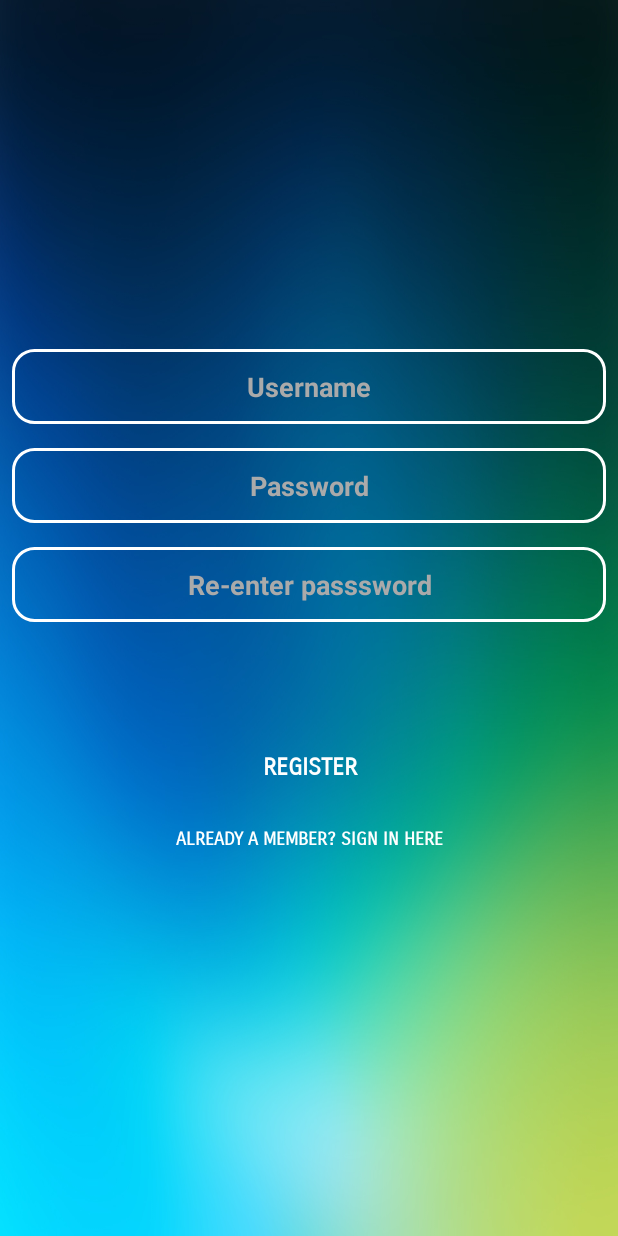
After one commit to AlphaMikeFoxtrot/ProjectAlpha, an Android app: the RegisterActivity screen opened directly, with no data from a screen before it, on a phone screen of 412 x 824 dp. The commit adds this screen. Run offline under Robolectric (Android 15) with nearby library versions, the phone set to English and light mode, and no system bars.

Commit message:
added RegisterActivity

```diff
--- a/AlphaOne/app/src/main/AndroidManifest.xml
+++ b/AlphaOne/app/src/main/AndroidManifest.xml
@@ -2,7 +2,7 @@
 <manifest xmlns:android="http://schemas.android.com/apk/res/android"
     package="com.anonymous.library">
 
-    <uses-permission android:name="android.permission.INTERNET"></uses-permission>
+    <uses-permission android:name="android.permission.INTERNET" />
 
     <application
         android:allowBackup="true"
@@ -11,13 +11,14 @@
         android:roundIcon="@mipmap/ic_launcher_round"
         android:supportsRtl="true"
         android:theme="@style/AppTheme">
-        <activity android:name=".MainActivity">
+        <activity android:name=".LoginActivity">
             <intent-filter>
                 <action android:name="android.intent.action.MAIN" />
 
                 <category android:name="android.intent.category.LAUNCHER" />
             </intent-filter>
         </activity>
+        <activity android:name=".RegisterActivity"></activity>
     </application>
 
 </manifest>
--- a/AlphaOne/app/src/main/java/com/anonymous/library/MainActivity.java
+++ b/AlphaOne/app/src/main/java/com/anonymous/library/LoginActivity.java
@@ -1,6 +1,7 @@
 package com.anonymous.library;
 
 import android.app.ProgressDialog;
+import android.content.Intent;
 import android.os.AsyncTask;
 import android.support.v7.app.AppCompatActivity;
 import android.os.Bundle;
@@ -20,7 +21,7 @@ import java.net.MalformedURLException;
 import java.net.URL;
 import java.net.URLEncoder;
 
-public class MainActivity extends AppCompatActivity {
+public class LoginActivity extends AppCompatActivity {
 
     Button mLogin, mRegister;
     EditText mUsername, mPassword;
@@ -29,7 +30,7 @@ public class MainActivity extends AppCompatActivity {
     @Override
     protected void onCreate(Bundle savedInstanceState) {
         super.onCreate(savedInstanceState);
-        setContentView(R.layout.activity_main);
+        setContentView(R.layout.activity_login);
 
         mLogin = findViewById(R.id.login_button);
         mRegister = findViewById(R.id.register_button);
@@ -41,6 +42,15 @@ public class MainActivity extends AppCompatActivity {
             @Override
             public void onClick(View view) {
                 login(mUsername.getText().toString(), mPassword.getText().toString());
+            }
+        });
+
+        mRegister.setOnClickListener(new View.OnClickListener() {
+            @Override
+            public void onClick(View view) {
+                Intent toRegister = new Intent(LoginActivity.this, RegisterActivity.class);
+                toRegister.setFlags(Intent.FLAG_ACTIVITY_NEW_TASK);
+                startActivity(toRegister);
             }
         });
     }
@@ -55,7 +65,7 @@ public class MainActivity extends AppCompatActivity {
 
         @Override
         protected void onPreExecute() {
-            loginProgressDialog = new ProgressDialog(MainActivity.this);
+            loginProgressDialog = new ProgressDialog(LoginActivity.this);
             loginProgressDialog.setMessage("authenticating...");
             loginProgressDialog.show();
         }
@@ -84,10 +94,12 @@ public class MainActivity extends AppCompatActivity {
 
                 bufferedWriter = new BufferedWriter(outputStreamWriter);
 
-                String data = URLEncoder.encode("username", "UTF-8") +"="+ URLEncoder.encode(username, "UTF-8") +"&"+
-                        URLEncoder.encode("password", "UTF-8") +"="+ URLEncoder.encode(password, "UTF-8");
+                String data = URLEncoder.encode("username", "UTF-8") +"="+ URLEncoder.encode(username.toLowerCase(), "UTF-8") +"&"+
+                        URLEncoder.encode("password", "UTF-8") +"="+ URLEncoder.encode(password.toLowerCase(), "UTF-8");
 
                 bufferedWriter.write(data);
+                bufferedWriter.flush();
+                bufferedWriter.close();
 
                 bufferedReader = new BufferedReader(new InputStreamReader(httpURLConnection.getInputStream()));
 
@@ -138,7 +150,7 @@ public class MainActivity extends AppCompatActivity {
 //                Toast.makeText(MainActivity.this, "LOGGED IN", Toast.LENGTH_SHORT).show();
 //
 //            }
-            Toast.makeText(MainActivity.this, "" + s, Toast.LENGTH_SHORT).show();
+            Toast.makeText(LoginActivity.this, "" + s, Toast.LENGTH_SHORT).show();
         }
     }
 }
--- /dev/null
+++ b/AlphaOne/app/src/main/java/com/anonymous/library/RegisterActivity.java
@@ -0,0 +1,53 @@
+package com.anonymous.library;
+
+import android.app.ProgressDialog;
+import android.content.Intent;
+import android.support.v7.app.AppCompatActivity;
+import android.os.Bundle;
+import android.view.View;
+import android.widget.Button;
+import android.widget.EditText;
+
+public class RegisterActivity extends AppCompatActivity {
+
+    Button mRegister, mSignIn;
+    EditText mNewUsername, mNewPassword, mNewPasswordConfirm;
+    ProgressDialog registerProgressDialog;
+
+    @Override
+    protected void onCreate(Bundle savedInstanceState) {
+        super.onCreate(savedInstanceState);
+        setContentView(R.layout.activity_register);
+
+        mRegister = findViewById(R.id.register_button);
+        mSignIn = findViewById(R.id.sign_in_button);
+
+        mNewUsername = findViewById(R.id.register_username);
+        mNewPassword = findViewById(R.id.register_password);
+        mNewPasswordConfirm = findViewById(R.id.register_password_confirmation);
+
+        mRegister.setOnClickListener(new View.OnClickListener() {
+            @Override
+            public void onClick(View view) {
+                if(mNewPassword.getText().toString().equals(mNewPasswordConfirm.getText().toString())){
+                    register(mNewUsername.getText().toString(), mNewPassword.getText().toString());
+                }
+            }
+        });
+
+        mSignIn.setOnClickListener(new View.OnClickListener() {
+            @Override
+            public void onClick(View view) {
+                Intent toSignIn = new Intent(RegisterActivity.this, LoginActivity.class);
+                toSignIn.setFlags(Intent.FLAG_ACTIVITY_NEW_TASK);
+                startActivity(toSignIn);
+            }
+        });
+    }
+
+    private void register(String newUsername, String newPassword) {
+
+
+
+    }
+}
--- a/AlphaOne/app/src/main/res/layout/activity_main.xml
+++ b/AlphaOne/app/src/main/res/layout/activity_login.xml
@@ -8,7 +8,7 @@
     android:orientation="vertical"
     android:background="@drawable/login_background"
     android:gravity="center"
-    tools:context="com.anonymous.library.MainActivity">
+    tools:context="com.anonymous.library.LoginActivity">
 
     <ImageView
         android:layout_width="300px"
--- /dev/null
+++ b/AlphaOne/app/src/main/res/layout/activity_register.xml
@@ -0,0 +1,126 @@
+<?xml version="1.0" encoding="utf-8"?>
+<LinearLayout
+    xmlns:android="http://schemas.android.com/apk/res/android"
+    xmlns:app="http://schemas.android.com/apk/res-auto"
+    xmlns:tools="http://schemas.android.com/tools"
+    android:layout_width="match_parent"
+    android:layout_height="match_parent"
+    android:orientation="vertical"
+    android:layout_gravity="center"
+    android:gravity="center"
+    android:background="@drawable/login_background"
+    tools:context="com.anonymous.library.RegisterActivity">
+
+    <LinearLayout
+        android:layout_width="match_parent"
+        android:layout_height="wrap_content"
+        android:orientation="vertical"
+        android:layout_gravity="center">
+
+        <EditText
+            android:layout_width="match_parent"
+            android:layout_height="0dp"
+            android:layout_weight="1"
+            android:id="@+id/register_username"
+            android:textSize="18sp"
+            android:layout_margin="8dp"
+            android:background="@drawable/round_et"
+            android:padding="4dp"
+            android:layout_gravity="center"
+            android:gravity="center"
+            style="@style/Base.V12.Widget.AppCompat.EditText"
+            android:textColor="@android:color/white"
+            android:hint="Username"
+            android:inputType="textWebEditText"
+            android:textColorHint="@android:color/darker_gray"
+            android:textStyle="bold"/>
+
+        <EditText
+            android:id="@+id/register_password"
+            android:layout_margin="8dp"
+            android:background="@drawable/round_et"
+            android:padding="4dp"
+            android:layout_width="match_parent"
+            android:layout_height="0dp"
+            android:layout_weight="1"
+            android:layout_gravity="center"
+            android:textSize="18sp"
+            android:gravity="center"
+            android:inputType="textPassword"
+            style="@style/Base.V12.Widget.AppCompat.EditText"
+            android:textColor="@android:color/white"
+            android:hint="Password"
+            android:textColorHint="@android:color/darker_gray"
+            android:textStyle="bold"/>
+
+        <EditText
+            android:id="@+id/register_password_confirmation"
+            android:layout_margin="8dp"
+            android:background="@drawable/round_et"
+            android:padding="4dp"
+            android:layout_width="match_parent"
+            android:layout_height="0dp"
+            android:layout_weight="1"
+            android:layout_gravity="center"
+            android:textSize="18sp"
+            android:gravity="center"
+            android:inputType="textPassword"
+            style="@style/Base.V12.Widget.AppCompat.EditText"
+            android:textColor="@android:color/white"
+            android:hint="Re-enter passsword"
+            android:textColorHint="@android:color/darker_gray"
+            android:textStyle="bold"/>
+
+        <TextView
+            android:id="@+id/uuid"
+            android:layout_margin="8dp"
+            android:padding="4dp"
+            android:layout_width="match_parent"
+            android:layout_height="0dp"
+            android:layout_weight="1"
+            android:layout_gravity="center"
+            android:textSize="18sp"
+            android:gravity="center"
+            android:textColor="@android:color/white"
+            android:textColorHint="@android:color/darker_gray"
+            android:textStyle="bold"/>
+
+    </LinearLayout>
+
+
+    <LinearLayout
+        android:layout_width="match_parent"
+        android:layout_height="wrap_content"
+        android:layout_gravity="center"
+        android:orientation="vertical"
+        android:padding="8dp"
+        android:layout_margin="8dp"
+        android:gravity="center">
+
+        <Button
+            android:layout_width="match_parent"
+            android:layout_height="0dp"
+            android:layout_weight="1"
+            style="@style/Widget.AppCompat.Button.Borderless.Colored"
+            android:text="REGISTER"
+            android:id="@+id/register_button"
+            android:textColor="@android:color/white"
+            android:fontFamily="sans-serif-smallcaps"
+            android:textStyle="bold"
+            android:textSize="16sp" />
+
+        <Button
+            android:layout_width="match_parent"
+            android:layout_height="0dp"
+            android:layout_weight="1"
+            style="@style/Widget.AppCompat.Button.Borderless.Colored"
+            android:text="Already a member? Sign In HERE"
+            android:textColor="@android:color/white"
+            android:fontFamily="sans-serif-smallcaps"
+            android:id="@+id/sign_in_button"
+            android:textStyle="bold"
+            android:textSize="12sp" />
+
+    </LinearLayout>
+
+</LinearLayout>
```
